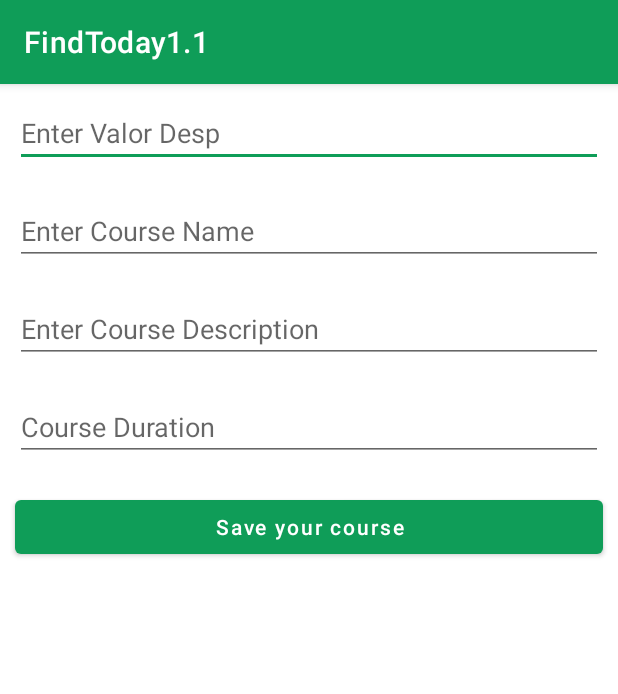
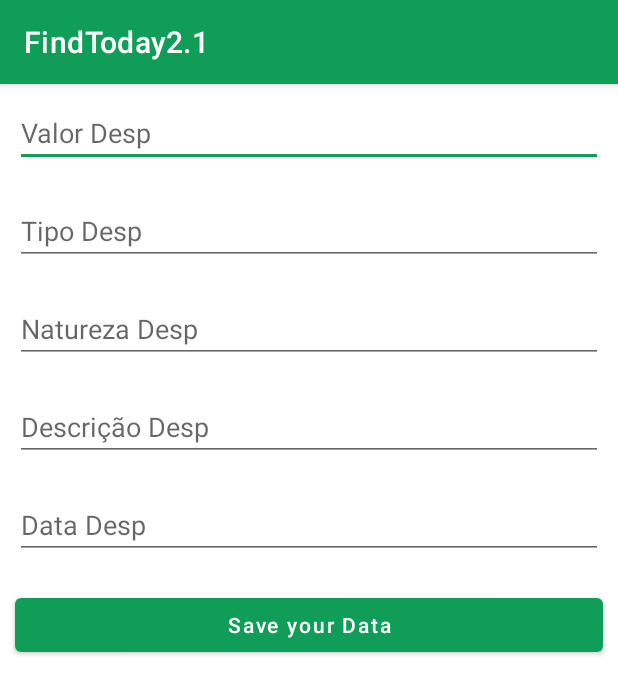
Before and after one commit to NicoVitoriano001/FindToday, an Android app: the NewCourseActivity screen opened directly, with no data from a screen before it, on a phone screen of 412 x 824 dp. Shown: the top 694 px of the screen. Run offline under Robolectric (Android 15) with nearby library versions, the phone set to English and light mode, and no system bars.

Commit message:
Acrescentado natDesp

```diff
--- a/app/build.gradle
+++ b/app/build.gradle
@@ -11,7 +11,7 @@ android {
         minSdkVersion 19
         targetSdkVersion 30
         versionCode 1
-        versionName "1.1"
+        versionName "2.x grade"
 
         testInstrumentationRunner "androidx.test.runner.AndroidJUnitRunner"
     }
--- a/app/src/main/AndroidManifest.xml
+++ b/app/src/main/AndroidManifest.xml
@@ -12,7 +12,6 @@
         <activity android:name=".MainActivity">
             <intent-filter>
                 <action android:name="android.intent.action.MAIN" />
-
                 <category android:name="android.intent.category.LAUNCHER" />
             </intent-filter>
         </activity>
--- a/app/src/main/java/com/gtappdevelopers/findtoday/NewCourseActivity.java
+++ b/app/src/main/java/com/gtappdevelopers/findtoday/NewCourseActivity.java
@@ -12,7 +12,7 @@ import android.widget.Toast;
 public class NewCourseActivity extends AppCompatActivity {
 
     //creating a variables for our button and edittext.
-    private EditText valorDespEdt, tipoDespEdt, courseDescEdt, dataDespEdt;
+    private EditText valorDespEdt, tipoDespEdt, natDespEdt, courseDescEdt, dataDespEdt;
     private Button courseBtn;
 
     //creating a constant string variable for our course name, description and duration.
@@ -22,10 +22,13 @@ public class NewCourseActivity extends AppCompatActivity {
     public static final String EXTRA_VALOR_DESP =
             "com.gtappdevelopers.gfgroomdatabase.EXTRA_VALOR_DESP";
 
+    public static final String EXTRA_TIPO_DESP =
+            "com.gtappdevelopers.gfgroomdatabase.EXTRA_TIPO_DESP";
 
-    public static final String EXTRA_COURSE_NAME =
-            "com.gtappdevelopers.gfgroomdatabase.EXTRA_COURSE_NAME";
-    public static final String EXTRA_DESCRIPTION =
+    public static final String EXTRA_NAT_DESP =
+            "com.gtappdevelopers.gfgroomdatabase.EXTRA_NAT_DESP";
+
+    public static final String EXTRA_DESCR_DESP =
             "com.gtappdevelopers.gfgroomdatabase.EXTRA_COURSE_DESCRIPTION";
     public static final String EXTRA_DURATION =
             "com.gtappdevelopers.gfgroomdatabase.EXTRA_COURSE_DURATION";
@@ -38,6 +41,7 @@ public class NewCourseActivity extends AppCompatActivity {
         //initializing our variables for each view.
         valorDespEdt = findViewById(R.id.idEdtValorDesp);
         tipoDespEdt = findViewById(R.id.idEdtTipoDesp);
+        natDespEdt = findViewById(R.id.idEdtNatDesp);
         courseDescEdt = findViewById(R.id.idEdtDespDescr);
         dataDespEdt = findViewById(R.id.idEdtDataDesp);
         courseBtn = findViewById(R.id.idBtnSaveCourse);
@@ -46,8 +50,9 @@ public class NewCourseActivity extends AppCompatActivity {
         if (intent.hasExtra(EXTRA_ID)) {
             //if we get id for our data then we are setting values to our edit text fields.
             valorDespEdt.setText(intent.getStringExtra(String.valueOf(EXTRA_VALOR_DESP)));
-            tipoDespEdt.setText(intent.getStringExtra(EXTRA_COURSE_NAME));
-            courseDescEdt.setText(intent.getStringExtra(EXTRA_DESCRIPTION));
+            tipoDespEdt.setText(intent.getStringExtra(EXTRA_TIPO_DESP));
+            natDespEdt.setText(intent.getStringExtra(EXTRA_NAT_DESP));
+            courseDescEdt.setText(intent.getStringExtra(EXTRA_DESCR_DESP));
             dataDespEdt.setText(intent.getStringExtra(EXTRA_DURATION));
         }
         //adding on click listner for our save button.
@@ -58,6 +63,8 @@ public class NewCourseActivity extends AppCompatActivity {
                 float valorDesp = Float.parseFloat(valorDespEdt.getText().toString());
              // float valorDesp = valorDespEdt.getText().toString();
                 String tipoDesp = tipoDespEdt.getText().toString();
+                String natDesp = natDespEdt.getText().toString();
+
                 String courseDesc = courseDescEdt.getText().toString();
                 String dataDesp = dataDespEdt.getText().toString();
                 if (String.valueOf(valorDesp).isEmpty() || tipoDesp.isEmpty() || courseDesc.isEmpty() || dataDesp.isEmpty()) {
@@ -65,19 +72,20 @@ public class NewCourseActivity extends AppCompatActivity {
                     return;
                 }
                 //calling a method to save our course.
-                saveCourse(valorDesp, tipoDesp, courseDesc, dataDesp);
+                saveCourse(valorDesp, tipoDesp, natDesp, courseDesc, dataDesp);
             }
         });
 
     }
 
-    private void saveCourse(float valorDesp, String tipoDesp, String despDescr, String dataDesp) {
+    private void saveCourse(float valorDesp, String tipoDesp, String natDesp, String despDescr, String dataDesp) {
         //inside this method we are passing all the data via an intent.
         Intent data = new Intent();
         //in below line we are passing all our course detail.
         data.putExtra(String.valueOf(EXTRA_VALOR_DESP), valorDesp);
-        data.putExtra(EXTRA_COURSE_NAME, tipoDesp);
-        data.putExtra(EXTRA_DESCRIPTION, despDescr);
+        data.putExtra(EXTRA_TIPO_DESP, tipoDesp);
+        data.putExtra(EXTRA_NAT_DESP, natDesp);
+        data.putExtra(EXTRA_DESCR_DESP, despDescr);
         data.putExtra(EXTRA_DURATION, dataDesp);
         int id = getIntent().getIntExtra(EXTRA_ID, -1);
         if (id != -1) {
--- a/app/src/main/res/layout/activity_new_course.xml
+++ b/app/src/main/res/layout/activity_new_course.xml
@@ -15,7 +15,7 @@
         android:layout_width="match_parent"
         android:layout_height="wrap_content"
         android:layout_margin="10dp"
-        android:hint="Enter Valor Desp" />
+        android:hint="Valor Desp" />
 
     <!--edit text for our course name-->
     <EditText
@@ -23,7 +23,15 @@
         android:layout_width="match_parent"
         android:layout_height="wrap_content"
         android:layout_margin="10dp"
-        android:hint="Enter Course Name" />
+        android:hint="Tipo Desp" />
+
+    <EditText
+        android:id="@+id/idEdtNatDesp"
+        android:layout_width="match_parent"
+        android:layout_height="wrap_content"
+        android:layout_margin="10dp"
+        android:hint="Natureza Desp" />
+
 
     <!--edit text for our course description-->
     <EditText
@@ -31,7 +39,7 @@
         android:layout_width="match_parent"
         android:layout_height="wrap_content"
         android:layout_margin="10dp"
-        android:hint="Enter Course Description" />
+        android:hint="Descrição Desp" />
 
     <!--edit text for course description-->
     <EditText
@@ -39,7 +47,7 @@
         android:layout_width="match_parent"
         android:layout_height="wrap_content"
         android:layout_margin="10dp"
-        android:hint="Course Duration" />
+        android:hint="Data Desp" />
 
     <!--button for saving data to room database-->
     <Button
@@ -48,7 +56,7 @@
         android:layout_height="wrap_content"
         android:layout_margin="10dp"
         android:padding="5dp"
-        android:text="Save your course"
+        android:text="Save your Data"
         android:textAllCaps="false" />
 
 
--- a/app/src/main/res/values/strings.xml
+++ b/app/src/main/res/values/strings.xml
@@ -1,3 +1,3 @@
 <resources>
-    <string name="app_name">FindToday1.1</string>
+    <string name="app_name">FindToday2.1</string>
 </resources>
```
Also changed, not shown: app/src/main/java/com/gtappdevelopers/findtoday/CourseModal.java (+12 -1 lines), app/src/main/java/com/gtappdevelopers/findtoday/CourseRVAdapter.java (+5 -2 lines), app/src/main/java/com/gtappdevelopers/findtoday/MainActivity.java (+12 -8 lines), app/src/main/res/layout/course_rv_item.xml (+14 -4 lines).
